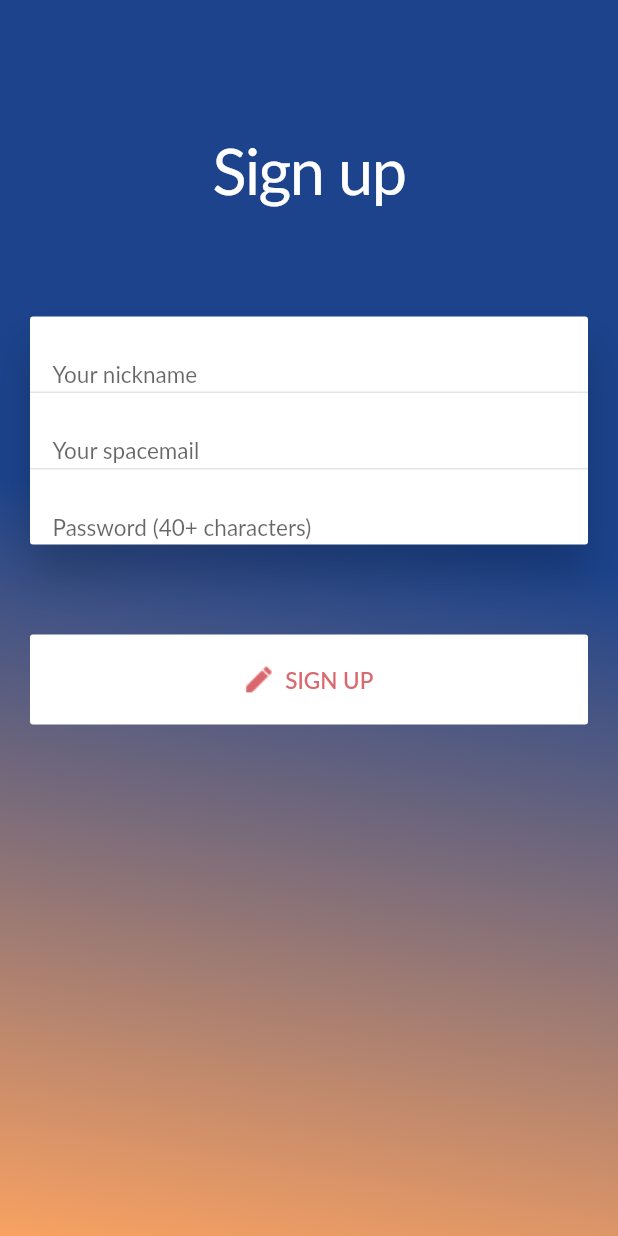
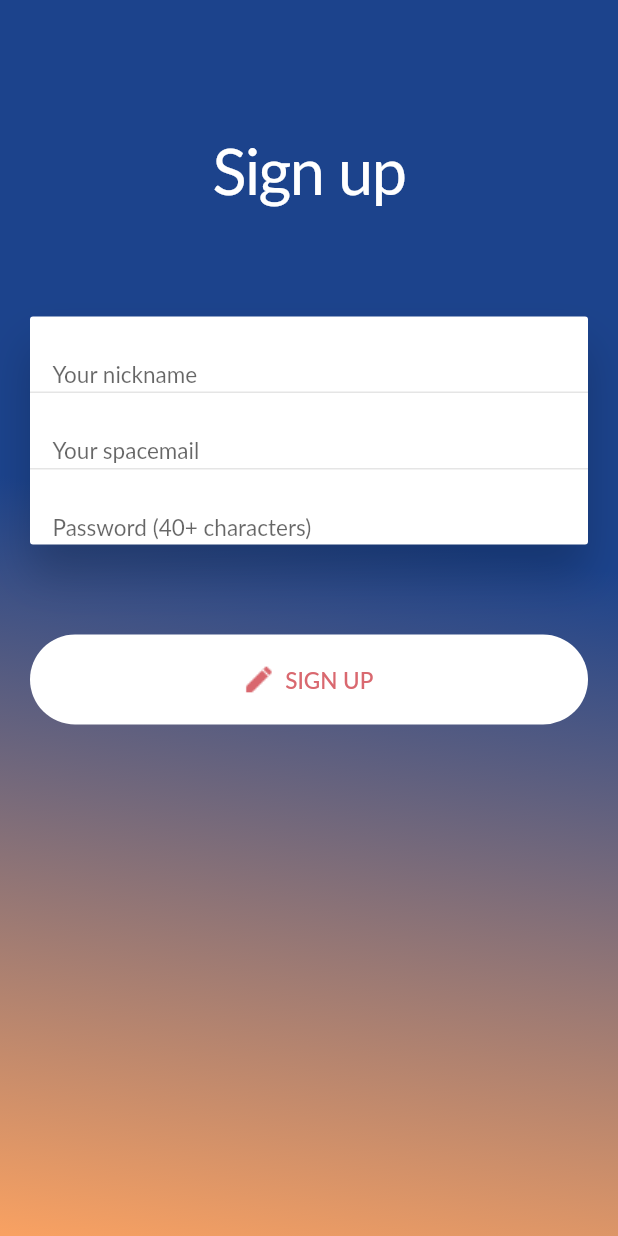
Before and after one commit to drstm/CredX, a Flutter app: the SignupWidget screen opened directly, on a phone screen of 412 x 824 dp. Run offline on Flutter 3.47's test engine with Material 2 defaults, Android fonts, the phone set to English and light mode, and no system bars; our stand-ins replace google_maps_flutter; missing offline and left inert: supernova_flutter_ui_toolkit; Roboto replaces fonts that are missing (Lato).

```diff
--- a/lib/screens/signup_widget.dart
+++ b/lib/screens/signup_widget.dart
@@ -28,6 +28,7 @@ class SignupWidget extends StatelessWidget {
       //   backgroundColor: Colors.transparent,
       //   elevation: 0,
       // ),
+      // resizeToAvoidBottomInset: false,
       body: Container(
         constraints: BoxConstraints.expand(),
         decoration: BoxDecoration(
@@ -44,6 +45,7 @@ class SignupWidget extends StatelessWidget {
             ],
           ),
         ),
+        child: SingleChildScrollView(
           child: Column(
             crossAxisAlignment: CrossAxisAlignment.stretch,
             children: [
@@ -63,21 +65,6 @@ class SignupWidget extends StatelessWidget {
                   ),
                 ),
               ),
-            // Align(
-            //   alignment: Alignment.topCenter,
-            //   child: Container(
-            //     margin: EdgeInsets.only(top: 20),
-            //     child: Text(
-            //       "It’s free and always will be.\nBecause advertisement.",
-            //       style: TextStyle(
-            //         color: Color.fromARGB(255, 255, 255, 255),
-            //         fontSize: 18,
-            //         fontFamily: "Lato",
-            //       ),
-            //       textAlign: TextAlign.center,
-            //     ),
-            //   ),
-            // ),
               Container(
                 height: 152,
                 margin: EdgeInsets.only(left: 20, top: 72, right: 20),
@@ -195,7 +182,7 @@ class SignupWidget extends StatelessWidget {
                   onPressed: () => this.onSignUpPressed(context),
                   color: Color.fromARGB(255, 255, 255, 255),
                   shape: RoundedRectangleBorder(
-                  borderRadius: BorderRadius.all(Radius.circular(2)),
+                    borderRadius: BorderRadius.all(Radius.circular(50)),
                   ),
                   textColor: Color.fromARGB(255, 217, 104, 111),
                   padding: EdgeInsets.all(0),
@@ -250,6 +237,7 @@ class SignupWidget extends StatelessWidget {
             ],
           ),
         ),
+      ),
     );
   }
 }
```
Lines whose indentation alone changed are shown as unchanged.
